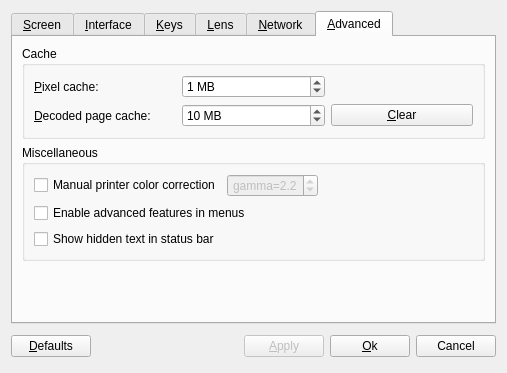
First picture: the form in src/qdjviewprefsdialog.ui, repository barak/djview4, before the edit.
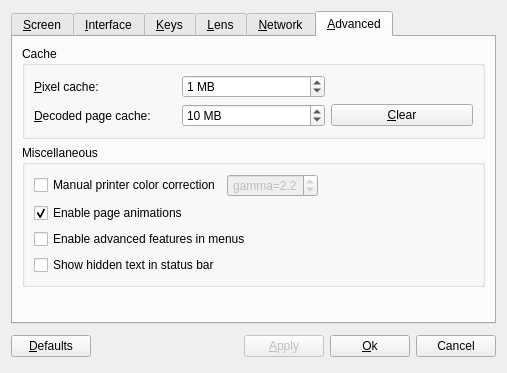
Second picture: the form after the edit. The open tabs and pages were chosen to show the change. Custom widgets are drawn as their Qt base class.

Commit message: Added checkbox to enable/disable animations.

```diff
--- a/src/qdjviewprefsdialog.ui
+++ b/src/qdjviewprefsdialog.ui
@@ -1102,6 +1102,16 @@
             </item>
            </layout>
           </item>
+          <item>
+           <widget class="QCheckBox" name="animationCheckBox">
+            <property name="text">
+             <string>Enable page animations</string>
+            </property>
+            <property name="checked">
+             <bool>true</bool>
+            </property>
+           </widget>
+          </item>
           <item>
            <widget class="QCheckBox" name="advancedCheckBox">
             <property name="text">
```
Left out of the diff: 1 changed line with no effect on the pictures. The commit also changes 8 other files.
